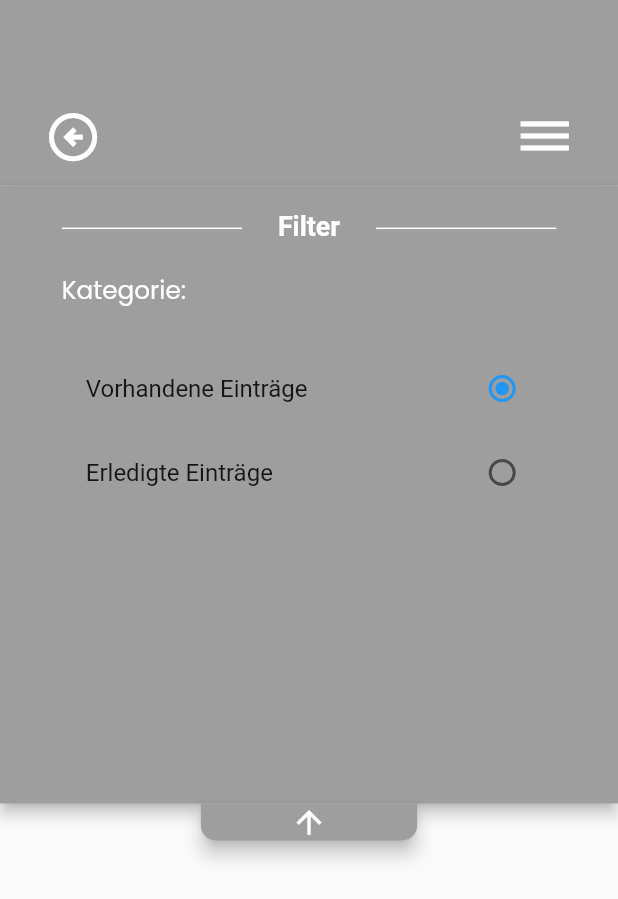
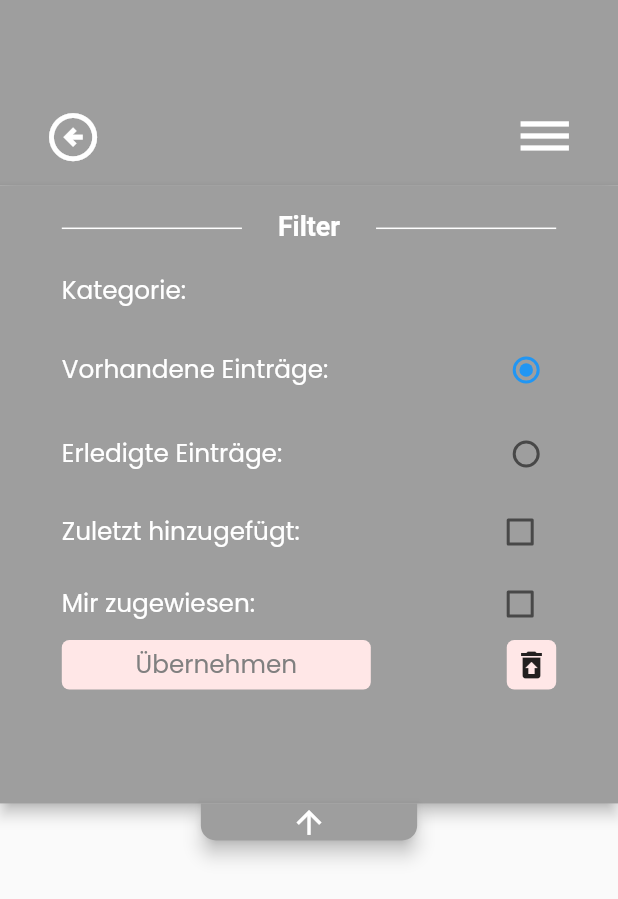
Before and after one commit to Jxxxxn04/listdo, a Flutter app: the ListPage screen opened directly with empty values, after a tap on the "arrow upward" icon, on a phone screen of 412 x 824 dp. Shown: the top 899 px of the screen. Run offline on Flutter 3.47's test engine with Material 2 defaults, Android fonts, the phone set to English and light mode, and no system bars; our stand-ins replace auto_size_text, emoji_picker_flutter, flutter_staggered_animations, google_fonts, shared_preferences, sizer and 1 more; missing offline and left inert: info_popup; accounts and stored records are empty; network calls fail.

Commit message:
16.08.2023 filter options design fast fertig

```diff
--- a/lib/list_page/screens/components/listpage_filter_button.dart
+++ b/lib/list_page/screens/components/listpage_filter_button.dart
@@ -70,8 +70,12 @@ class _ListPageFilterButtonState extends State<ListPageFilterButton> {
               _lineWithWord("Filter", 3.h),
               SizedBox(height: 2.h,),
               _selectCategories(),
-              SizedBox(height: 3.h,),
-              CustomRadioButton()
+              SizedBox(height: 1.5.h,),
+              CustomRadioButton(
+                listColor: widget.listColor,
+              ),
+              const _CheckBoxes(),
+              _saveAndDiscardFilterOptionsButtons()
             ],
           ),
         ),
@@ -134,12 +138,119 @@ class _ListPageFilterButtonState extends State<ListPageFilterButton> {
   }
 
 
+  Widget _saveAndDiscardFilterOptionsButtons() {
+    return Row(
+      children: [
+        SizedBox(
+          height: 4.h,
+          width: 50.w,
+          child: Material(
+            color: const Color(0xFFFFE7E7),
+            borderRadius: BorderRadius.circular(5),
+            child: InkWell(
+              borderRadius: BorderRadius.circular(5),
+              onTap: saveFilterOptions,
+              child: Center(
+                child: Text(
+                  "Übernehmen",
+                  style: GoogleFonts.poppins(
+                    color: const Color(0xFF808080),
+                    fontSize: 12.sp
+                  ),
+                ),
+              ),
+            ),
+          ),
+        ),
+
+        const Spacer(),
+
+        SizedBox(
+          height: 8.w,
+          width: 8.w,
+          child: Material(
+            color: const Color(0xFFFFE7E7),
+            borderRadius: BorderRadius.circular(5),
+            child: InkWell(
+              borderRadius: BorderRadius.circular(5),
+              onTap: saveFilterOptions,
+              child: Center(
+                child: Icon(
+                  Icons.restore_from_trash
+                )
+              ),
+            ),
+          ),
+        )
+      ],
+    );
+  }
+
+  void saveFilterOptions() {
+
+  }
+
 
 
 }
 
+class _CheckBoxes extends StatefulWidget {
+  const _CheckBoxes({super.key});
+
+  @override
+  State<_CheckBoxes> createState() => _CheckBoxesState();
+}
+
+class _CheckBoxesState extends State<_CheckBoxes> {
+
+  bool upperBoxIsChecked = false;
+  bool lowerBoxIsChecked = false;
+
+  @override
+  Widget build(BuildContext context) {
+    return Column(
+      children: [
+        Row(
+          children: [
+            Align(alignment: Alignment.centerLeft, child: Text("Zuletzt hinzugefügt:", style: GoogleFonts.poppins(color: Colors.white, fontSize: 12.sp),)),
+            const Spacer(),
+            Checkbox(value: upperBoxIsChecked, onChanged: (value) {
+              setState(() {
+                upperBoxIsChecked = value!;
+              });
+
+              // TODO : Nach zuletzt hinzugefügtem filtern
+
+            },)
+          ],
+        ),
+
+        Row(
+          children: [
+            Align(alignment: Alignment.centerLeft, child: Text("Mir zugewiesen:", style: GoogleFonts.poppins(color: Colors.white, fontSize: 12.sp),)),
+            const Spacer(),
+            Checkbox(value: lowerBoxIsChecked, onChanged: (value) {
+              setState(() {
+                lowerBoxIsChecked = value!;
+              });
+
+              // TODO : Nach zuletzt hinzugefügtem filtern
+
+            },)
+          ],
+        )
+      ],
+    );
+  }
+}
+
+
+
+
 class CustomRadioButton extends StatefulWidget {
-  const CustomRadioButton({super.key});
+  const CustomRadioButton({super.key, required this.listColor});
+
+  final Color listColor;
 
   @override
   State<CustomRadioButton> createState() => _CustomRadioButtonState();
@@ -164,14 +275,17 @@ class _CustomRadioButtonState extends State<CustomRadioButton> {
     return Column(
       children: [
         RadioListTile(
-          title: const Text("Vorhandene Einträge"),
+          title: Text(
+            "Vorhandene Einträge:",
+            style: GoogleFonts.poppins(color: Colors.white, fontSize: 12.sp),
+          ),
           value: options[0],
           groupValue: currentOption,
+          contentPadding: EdgeInsets.symmetric(horizontal: 0.w),
           controlAffinity: ListTileControlAffinity.trailing,
           onChanged: (value) {
             print(value);
             setState(() {
-
               // TODO : Liste akutalisieren mit vorhandenen Aufträgen
 
               currentOption = value.toString();
@@ -179,14 +293,18 @@ class _CustomRadioButtonState extends State<CustomRadioButton> {
           },
         ),
         RadioListTile(
-          title: const Text("Erledigte Einträge"),
+          title: Text(
+            "Erledigte Einträge:",
+            style: GoogleFonts.poppins(color: Colors.white, fontSize: 12.sp),
+          ),
           value: options[1],
           groupValue: currentOption,
           controlAffinity: ListTileControlAffinity.trailing,
+          contentPadding: EdgeInsets.symmetric(horizontal: 0.w),
+
           onChanged: (value) {
             print(value);
             setState(() {
-
               // TODO : Liste akutalisieren mit erledigten Aufträgen
 
               currentOption = value.toString();
--- a/lib/list_page/screens/list_page.dart
+++ b/lib/list_page/screens/list_page.dart
@@ -25,10 +25,8 @@ class ListPage extends StatelessWidget {
                 listColor: list.getListColor(),
                 listName: list.getListName(),
             ),
-            Center(
-              child: ListPageFilterButton( // height for the filter_button is 3.h, width is 35.w
-                  listColor: list.getListColor(),
-              ),
+            ListPageFilterButton( // height for the filter_button is 3.h, width is 35.w
+                listColor: list.getListColor(),
             ),
           ],
         ),
```
Also changed, not shown: pubspec.lock.
